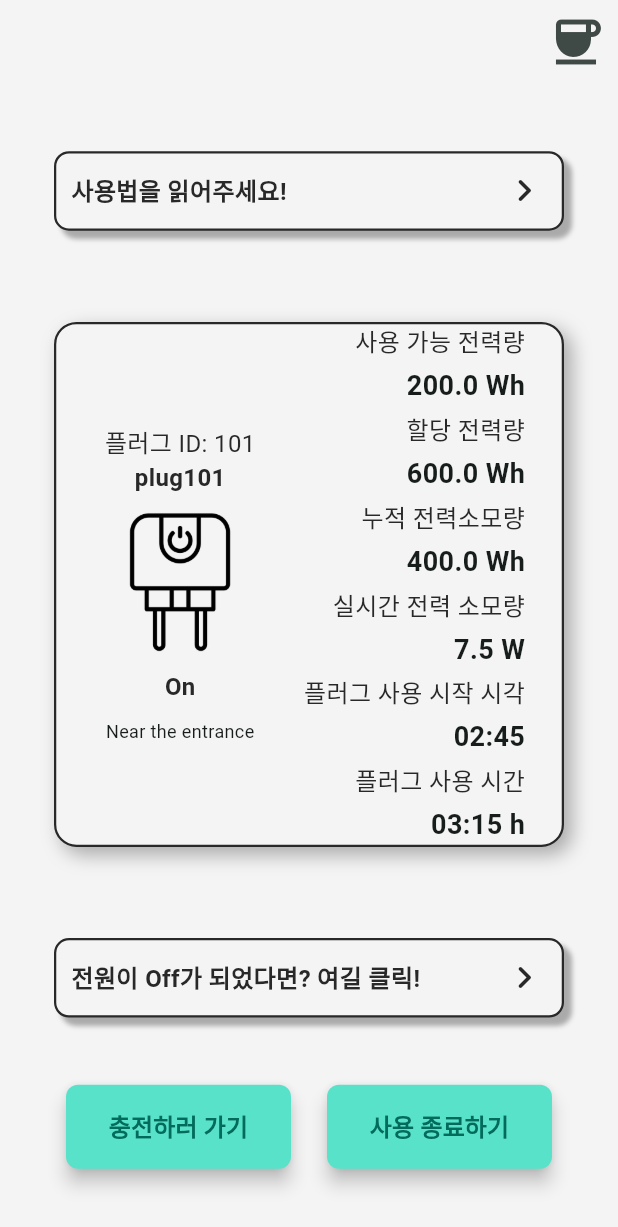
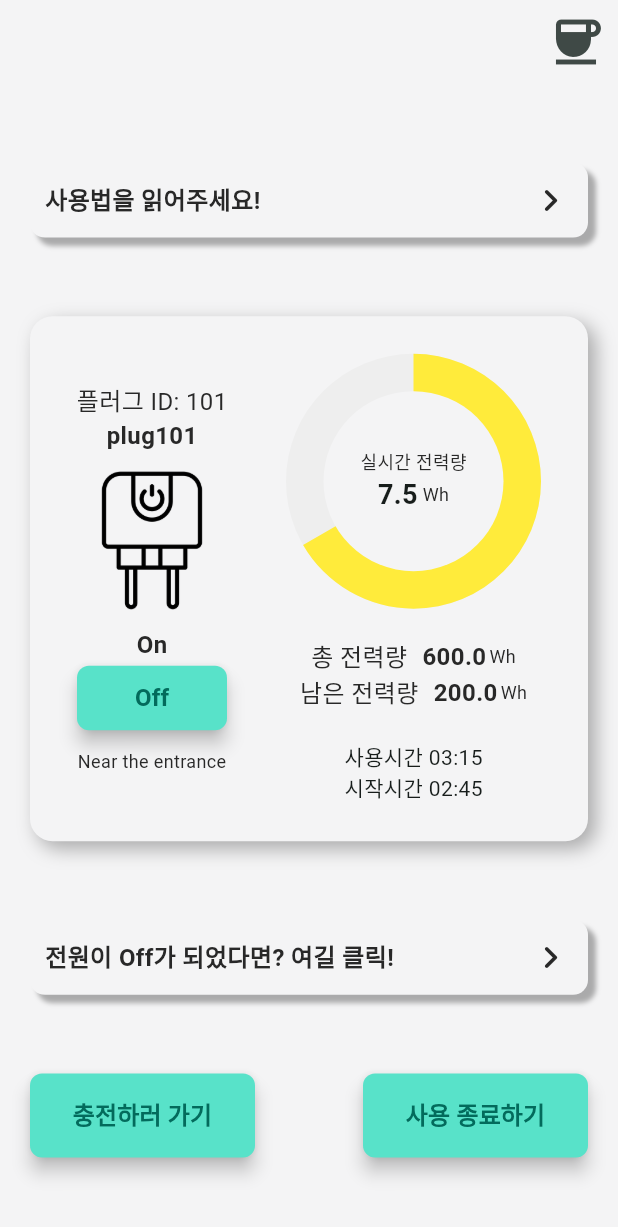
Before and after one commit to CAU-Capstone-PPL/CafePlugGuardian-WebClient, a Flutter app: the HomeScreen screen opened by its route, on a phone screen of 412 x 824 dp. Shown: the top 1227 px of the screen. Run offline on Flutter 3.47's test engine with Material 3 defaults, Android fonts, the phone set to English and light mode, and no system bars; accounts and stored records are empty; Roboto replaces fonts that are missing (Gmarket).

Commit message:
design: ui 디자인 변경

```diff
--- a/lib/models/plug_detail_model.dart
+++ b/lib/models/plug_detail_model.dart
@@ -1,15 +1,17 @@
 import 'package:webclient/models/time_model.dart';
 
 class PlugDetatilModel {
-  String plugName, onOff, plugDescription;
+  int plugId;
+  String plugName, plugDescription;
+  bool toggle, useStatus;
   TimeModel startTime, runningTime;
-  int plugId;
   double usedPower, assignPower, realTimePower;
 
   PlugDetatilModel(
       {required this.plugId,
       required this.plugName,
-      required this.onOff,
+      required this.toggle,
+      required this.useStatus,
       required this.plugDescription,
       required this.startTime,
       required this.runningTime,
@@ -20,7 +22,8 @@ class PlugDetatilModel {
   PlugDetatilModel.fromJson(Map<String, dynamic> json)
       : plugId = json['plugId'],
         plugName = json['plugName'],
-        onOff = json['onOff'],
+        toggle = json['toggle'],
+        useStatus = json['useStatus'],
         startTime = TimeModel.fromJson(json['startTime']),
         runningTime = TimeModel.fromJson(json['runningTime']),
         usedPower = json['usedPower'],
--- a/lib/provider/plug_information_provider.dart
+++ b/lib/provider/plug_information_provider.dart
@@ -7,7 +7,8 @@ class PlugInformationProvider extends ChangeNotifier {
   PlugDetatilModel _plug = PlugDetatilModel(
     plugId: 0,
     plugName: '',
-    onOff: 'Off',
+    toggle: false,
+    useStatus: false,
     plugDescription: '로딩 중...',
     startTime: TimeModel(hours: 0, minutes: 0),
     runningTime: TimeModel(hours: 0, minutes: 0),
--- a/lib/screens/help_screen.dart
+++ b/lib/screens/help_screen.dart
@@ -7,7 +7,11 @@ class HelpScreen extends StatelessWidget {
   @override
   Widget build(BuildContext context) {
     return Scaffold(
-        appBar: AppBar(title: const AppBarText(content: '서비스 매뉴얼')),
+        backgroundColor: AppColor.background,
+        appBar: AppBar(
+          title: const AppBarText(content: '서비스 매뉴얼'),
+          backgroundColor: AppColor.background,
+        ),
         body: const SingleChildScrollView(
           child: Padding(
             padding: EdgeInsets.all(20.0),
--- a/lib/screens/home_screen.dart
+++ b/lib/screens/home_screen.dart
@@ -6,7 +6,7 @@ import 'package:webclient/provider/user_provider.dart';
 import 'package:webclient/style.dart';
 import 'package:webclient/widgets/custom_button_widget.dart';
 import 'package:webclient/widgets/page_entry_button_widget.dart';
-import 'package:webclient/widgets/plug_power_info.dart';
+import 'dart:math';
 
 class HomeScreen extends StatefulWidget {
   final int plugId;
@@ -45,6 +45,11 @@ class _HomeScreenState extends State<HomeScreen> {
 
   @override
   Widget build(BuildContext context) {
+    double fillRatio =
+        context.watch<PlugInformationProvider>().plug!.assignPower == 0.0
+            ? context.watch<PlugInformationProvider>().plug!.assignPower
+            : context.watch<PlugInformationProvider>().plug!.usedPower /
+                context.watch<PlugInformationProvider>().plug!.assignPower;
     return Scaffold(
       backgroundColor: AppColor.background,
       appBar: AppBar(
@@ -81,13 +86,10 @@ class _HomeScreenState extends State<HomeScreen> {
                       Navigator.pushNamed(context, '/help')
                           .then((_) => _startTimer());
                     })),
-            Padding(
-              padding: const EdgeInsets.all(16.0),
-              child: Container(
-                width: 400,
+            Container(
               height: 350,
               decoration: BoxDecoration(
-                  border: Border.all(color: AppColor.text, width: 1.5),
+                //border: Border.all(color: AppColor.text, width: 1.5),
                 color: AppColor.background,
                 borderRadius: BorderRadius.circular(15),
                 boxShadow: [
@@ -101,8 +103,11 @@ class _HomeScreenState extends State<HomeScreen> {
               child: Row(
                 mainAxisAlignment: MainAxisAlignment.spaceEvenly,
                 children: [
-                    Column(
+                  Flexible(
+                    flex: 1,
+                    child: Column(
                       mainAxisAlignment: MainAxisAlignment.center,
+                      crossAxisAlignment: CrossAxisAlignment.center,
                       children: [
                         NormalText(content: '플러그 ID: ${widget.plugId}'),
                         BoldText(
@@ -121,47 +126,129 @@ class _HomeScreenState extends State<HomeScreen> {
                             content: context
                                     .watch<PlugInformationProvider>()
                                     .plug!
-                                .onOff),
+                                    .toggle
+                                ? 'On'
+                                : 'Off'),
+                        CustomSmallButton(
+                            content: context
+                                    .watch<PlugInformationProvider>()
+                                    .plug!
+                                    .toggle
+                                ? 'Off'
+                                : 'On',
+                            onPressed: () {
+                              if (context
+                                  .watch<PlugInformationProvider>()
+                                  .plug!
+                                  .toggle) {
+                                //ApiPlug.patchPlugOff(widget.id);
+                              } else {
+                                //ApiPlug.patchPlugOn(widget.id);
+                              }
+                            }),
                         const SizedBox(
                           height: 10,
                         ),
-                        Text(
-                          context
+                        CaptionText(
+                          content: context
                               .read<PlugInformationProvider>()
                               .plug!
                               .plugDescription,
-                          style: const TextStyle(
-                            fontSize: 12,
+                        ),
+                      ],
+                    ),
+                  ),
+                  Flexible(
+                    flex: 1,
+                    child: Column(
+                      mainAxisAlignment: MainAxisAlignment.center,
+                      crossAxisAlignment: CrossAxisAlignment.center,
+                      children: [
+                        Stack(
+                          alignment: AlignmentDirectional.center,
+                          children: [
+                            Container(
+                              width: 170,
+                              height: 170,
+                              decoration: BoxDecoration(
+                                shape: BoxShape.circle,
+                                color: Colors.grey[200],
+                              ),
+                            ),
+                            Container(
+                              width: 170,
+                              height: 170,
+                              decoration: const BoxDecoration(
+                                shape: BoxShape.circle,
+                              ),
+                              child: CustomPaint(
+                                painter: CircularGraphPainter(ratio: fillRatio),
+                              ),
+                            ),
+                            Container(
+                              width: 120,
+                              height: 120,
+                              decoration: const BoxDecoration(
+                                shape: BoxShape.circle,
+                                color: AppColor.background,
+                              ),
+                            ),
+                            Column(
+                              mainAxisAlignment: MainAxisAlignment.center,
+                              crossAxisAlignment: CrossAxisAlignment.center,
+                              children: [
+                                const CaptionText(content: '실시간 전력량'),
+                                Row(
+                                  mainAxisAlignment: MainAxisAlignment.center,
+                                  children: [
+                                    TitleText(
+                                        content:
+                                            '${context.watch<PlugInformationProvider>().plug!.realTimePower}'),
+                                    const CaptionText(content: ' Wh'),
+                                  ],
+                                )
+                              ],
+                            ),
+                          ],
+                        ),
+                        const SizedBox(
+                          height: 20,
+                        ),
+                        Row(
+                          mainAxisAlignment: MainAxisAlignment.center,
+                          children: [
+                            const NormalText(content: '총 전력량'),
+                            const SizedBox(width: 10),
+                            BoldText(
+                                content:
+                                    '${context.watch<PlugInformationProvider>().plug!.assignPower}'),
+                            const SizedBox(width: 2),
+                            const CaptionText(content: 'Wh'),
+                          ],
+                        ),
+                        Row(
+                          mainAxisAlignment: MainAxisAlignment.center,
+                          children: [
+                            const NormalText(content: '남은 전력량'),
+                            const SizedBox(width: 10),
+                            BoldText(
+                                content:
+                                    '${context.watch<PlugInformationProvider>().plug!.assignPower - context.watch<PlugInformationProvider>().plug!.usedPower}'),
+                            const SizedBox(width: 2),
+                            const CaptionText(content: 'Wh'),
+                          ],
+                        ),
+                        const SizedBox(
+                          height: 20,
+                        ),
+                        Text(
+                            '사용시간 ${context.watch<PlugInformationProvider>().plug!.runningTime}'),
+                        Text(
+                            '시작시간 ${context.watch<PlugInformationProvider>().plug!.startTime}'),
+                      ],
                     ),
                   ),
                 ],
-                    ),
-                    PlugPowerInfomattion(
-                      assignPower: context
-                          .watch<PlugInformationProvider>()
-                          .plug!
-                          .assignPower,
-                      usedPower: context
-                          .watch<PlugInformationProvider>()
-                          .plug!
-                          .usedPower,
-                      realTimePower: context
-                          .watch<PlugInformationProvider>()
-                          .plug!
-                          .realTimePower,
-                      startTime: context
-                          .watch<PlugInformationProvider>()
-                          .plug!
-                          .startTime
-                          .toString(),
-                      runningTime: context
-                          .watch<PlugInformationProvider>()
-                          .plug!
-                          .runningTime
-                          .toString(),
-                    ),
-                  ],
-                ),
               ),
             ),
             PageEntryButton(
@@ -173,7 +260,7 @@ class _HomeScreenState extends State<HomeScreen> {
               },
             ),
             Row(
-              mainAxisAlignment: MainAxisAlignment.spaceEvenly,
+              mainAxisAlignment: MainAxisAlignment.spaceBetween,
               children: [
                 CustomButton(
                   content: '충전하러 가기',
@@ -204,3 +291,47 @@ class _HomeScreenState extends State<HomeScreen> {
     );
   }
 }
+
+Color _getColor(double fillRatio) {
+  if (fillRatio >= 0.8) {
+    return Colors.red;
+  } else if (fillRatio >= 0.6) {
+    return Colors.yellow;
+  } else {
+    return AppColor.main;
+  }
+}
+
+class CircularGraphPainter extends CustomPainter {
+  final double ratio;
+
+  CircularGraphPainter({required this.ratio});
+
+  @override
+  void paint(Canvas canvas, Size size) {
+    Paint paint = Paint()
+      ..color = _getColor(ratio)
+      ..style = PaintingStyle.fill;
+
+    double radius = size.width / 2;
+    double centerX = size.width / 2;
+    double centerY = size.height / 2;
+
+    double startAngle = -pi / 2;
+    double sweepAngle = 2 * pi * ratio;
+
+    Path path = Path()
+      ..moveTo(centerX, centerY)
+      ..lineTo(centerX, centerY - radius)
+      ..arcTo(Rect.fromCircle(center: Offset(centerX, centerY), radius: radius),
+          startAngle, sweepAngle, false)
+      ..close();
+
+    canvas.drawPath(path, paint);
+  }
+
+  @override
+  bool shouldRepaint(CustomPainter oldDelegate) {
+    return false;
+  }
+}
--- a/lib/widgets/page_entry_button_widget.dart
+++ b/lib/widgets/page_entry_button_widget.dart
@@ -18,13 +18,11 @@ class PageEntryButton extends StatefulWidget {
 class _PageEntryButtonState extends State<PageEntryButton> {
   @override
   Widget build(BuildContext context) {
-    return Padding(
-      padding: const EdgeInsets.symmetric(horizontal: 16),
-      child: GestureDetector(
+    return GestureDetector(
       onTap: widget.onTap,
       child: Container(
         decoration: BoxDecoration(
-            border: Border.all(color: AppColor.text, width: 1.5),
+          //border: Border.all(color: AppColor.text, width: 1.5),
           borderRadius: BorderRadius.circular(10),
           color: AppColor.background,
           boxShadow: [
@@ -50,7 +48,6 @@ class _PageEntryButtonState extends State<PageEntryButton> {
           ),
         ),
       ),
-      ),
     );
   }
 }
```
Also changed, not shown: lib/screens/maileage_screen.dart (+8 -2 lines), lib/services/data_test.dart (+52 -28 lines). Lines whose indentation alone changed are shown as unchanged.
